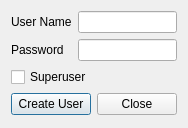
This is UserTools/create_user.ui in dsgoficial/DsgTools as Qt 5 draws it before an edit. The edited form follows.
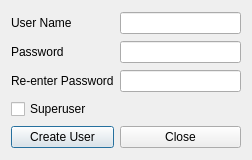
This is the edited form.

Commit message: now create profile has confirm password

The edit to the form file:
```diff
--- a/UserTools/create_user.ui
+++ b/UserTools/create_user.ui
@@ -6,8 +6,8 @@
    <rect>
     <x>0</x>
     <y>0</y>
-    <width>179</width>
-    <height>128</height>
+    <width>252</width>
+    <height>160</height>
    </rect>
   </property>
   <property name="windowTitle">
@@ -21,7 +21,7 @@
      </property>
     </widget>
    </item>
-   <item row="0" column="1" colspan="2">
+   <item row="0" column="1">
     <widget class="QLineEdit" name="userLineEdit"/>
    </item>
    <item row="1" column="0">
@@ -31,28 +31,42 @@
      </property>
     </widget>
    </item>
-   <item row="1" column="1" colspan="2">
+   <item row="1" column="1">
     <widget class="QLineEdit" name="passwordLineEdit">
      <property name="echoMode">
       <enum>QLineEdit::Password</enum>
      </property>
     </widget>
    </item>
-   <item row="2" column="0" colspan="3">
+   <item row="2" column="0">
+    <widget class="QLabel" name="label_3">
+     <property name="text">
+      <string>Re-enter Password</string>
+     </property>
+    </widget>
+   </item>
+   <item row="2" column="1">
+    <widget class="QLineEdit" name="passwordLineEdit_2">
+     <property name="echoMode">
+      <enum>QLineEdit::Password</enum>
+     </property>
+    </widget>
+   </item>
+   <item row="3" column="0">
     <widget class="QCheckBox" name="superUserCheckBox">
      <property name="text">
       <string>Superuser</string>
      </property>
     </widget>
    </item>
-   <item row="3" column="0" colspan="2">
+   <item row="4" column="0">
     <widget class="QPushButton" name="createUserButton">
      <property name="text">
       <string>Create User</string>
      </property>
     </widget>
    </item>
-   <item row="3" column="2">
+   <item row="4" column="1">
     <widget class="QPushButton" name="closeButton">
      <property name="text">
       <string>Close</string>
```
The commit also changes 1 other file.
